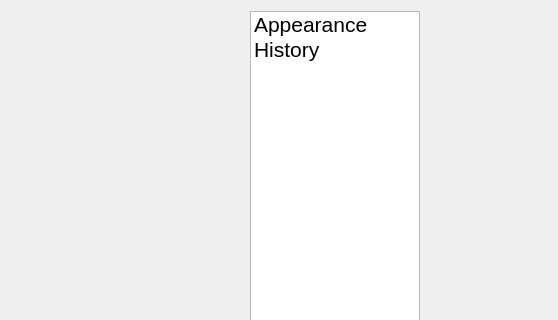
Above: smushclient-qt/cpp/ui/settings/settings.ui from jnbooth/smushclient before the change; both pictures show x 0 to 558 and y 0 to 320 of the 670 by 640 pixel window. Below: the same form after it.
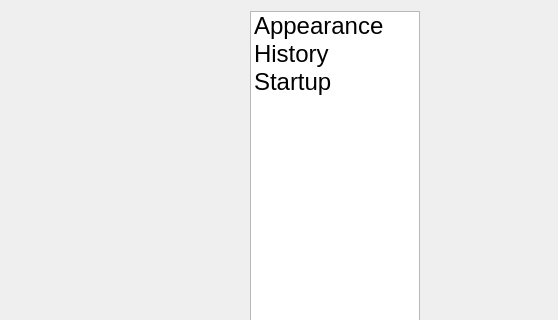
That is the form after the change. Icons and pictures are not drawn.

Commit message: startup behavior settings

The edit to the form file:
```diff
--- a/smushclient-qt/cpp/ui/settings/settings.ui
+++ b/smushclient-qt/cpp/ui/settings/settings.ui
@@ -35,7 +35,7 @@
        </property>
        <property name="font">
         <font>
-         <pointsize>16</pointsize>
+         <pointsize>18</pointsize>
         </font>
        </property>
        <property name="editTriggers">
@@ -53,6 +53,9 @@
          <height>25</height>
         </size>
        </property>
+       <property name="spacing">
+        <number>5</number>
+       </property>
        <property name="viewMode">
         <enum>QListView::ViewMode::ListMode</enum>
        </property>
@@ -79,6 +82,15 @@
           <normaloff>:/icons/settings/history.svg</normaloff>:/icons/settings/history.svg</iconset>
         </property>
        </item>
+       <item>
+        <property name="text">
+         <string>Startup</string>
+        </property>
+        <property name="icon">
+         <iconset resource="../../../resources/resources.qrc">
+          <normaloff>:/icons/settings/startup.svg</normaloff>:/icons/settings/startup.svg</iconset>
+        </property>
+       </item>
       </widget>
      </item>
      <item>
```
Left out of the diff: 7 changed lines with no effect on the pictures. The commit also changes 17 other files.
